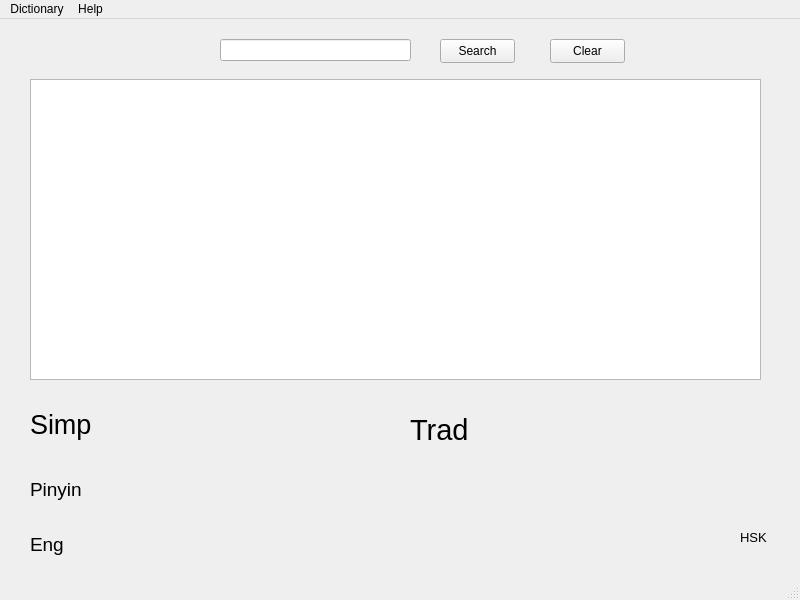
Above: mainwindow.ui from LStefanCoder/DictoSinico before the change. Below: the same form after it.
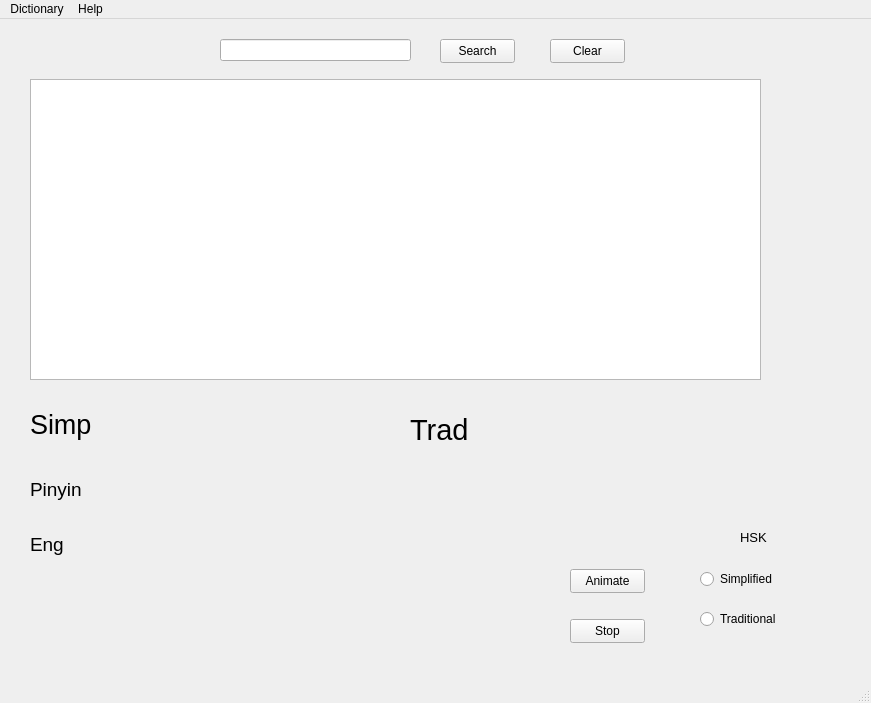
That is the form after the change. Custom widgets are drawn as their Qt base class.

Commit message: Temporary character display code added.

Patch:
```diff
--- a/mainwindow.ui
+++ b/mainwindow.ui
@@ -6,8 +6,8 @@
    <rect>
     <x>0</x>
     <y>0</y>
-    <width>800</width>
-    <height>600</height>
+    <width>871</width>
+    <height>703</height>
    </rect>
   </property>
   <property name="windowTitle">
@@ -150,13 +150,80 @@
      <string>HSK</string>
     </property>
    </widget>
+   <widget class="QWidget" name="horizontalLayoutWidget">
+    <property name="geometry">
+     <rect>
+      <x>30</x>
+      <y>550</y>
+      <width>501</width>
+      <height>80</height>
+     </rect>
+    </property>
+    <layout class="QHBoxLayout" name="characterWLayout">
+     <item>
+      <widget class="SvgWidget" name="characterWidget" native="true"/>
+     </item>
+    </layout>
+   </widget>
+   <widget class="QPushButton" name="animationStartButton">
+    <property name="geometry">
+     <rect>
+      <x>570</x>
+      <y>550</y>
+      <width>75</width>
+      <height>24</height>
+     </rect>
+    </property>
+    <property name="text">
+     <string>Animate</string>
+    </property>
+   </widget>
+   <widget class="QPushButton" name="animationStopButton">
+    <property name="geometry">
+     <rect>
+      <x>570</x>
+      <y>600</y>
+      <width>75</width>
+      <height>24</height>
+     </rect>
+    </property>
+    <property name="text">
+     <string>Stop</string>
+    </property>
+   </widget>
+   <widget class="QRadioButton" name="simplifiedRadioButton">
+    <property name="geometry">
+     <rect>
+      <x>700</x>
+      <y>550</y>
+      <width>89</width>
+      <height>20</height>
+     </rect>
+    </property>
+    <property name="text">
+     <string>Simplified</string>
+    </property>
+   </widget>
+   <widget class="QRadioButton" name="traditionalRadioButton">
+    <property name="geometry">
+     <rect>
+      <x>700</x>
+      <y>590</y>
+      <width>89</width>
+      <height>20</height>
+     </rect>
+    </property>
+    <property name="text">
+     <string>Traditional</string>
+    </property>
+   </widget>
   </widget>
   <widget class="QMenuBar" name="menubar">
    <property name="geometry">
     <rect>
      <x>0</x>
      <y>0</y>
-     <width>800</width>
+     <width>871</width>
      <height>22</height>
     </rect>
    </property>
@@ -187,6 +254,14 @@
    </property>
   </action>
  </widget>
+ <customwidgets>
+  <customwidget>
+   <class>SvgWidget</class>
+   <extends>QWidget</extends>
+   <header>svgwidget.h</header>
+   <container>1</container>
+  </customwidget>
+ </customwidgets>
  <resources/>
  <connections/>
 </ui>
```
The commit also changes 9 other files.
